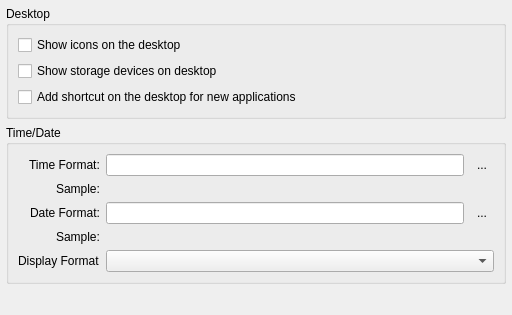
Old version of the form src/settings/config/pages/page_session_options.ui in the repository rodlie/draco.
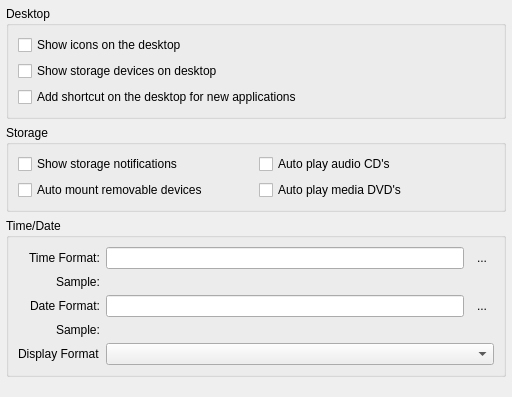
New version of the form.

Commit message: added storage settings

The edit to the form file:
```diff
--- a/src/settings/config/pages/page_session_options.ui
+++ b/src/settings/config/pages/page_session_options.ui
@@ -7,7 +7,7 @@
     <x>0</x>
     <y>0</y>
     <width>512</width>
-    <height>315</height>
+    <height>397</height>
    </rect>
   </property>
   <property name="windowTitle">
@@ -59,6 +59,51 @@
      </layout>
     </widget>
    </item>
+   <item>
+    <widget class="QGroupBox" name="groupBox_3">
+     <property name="title">
+      <string>Storage</string>
+     </property>
+     <layout class="QHBoxLayout" name="horizontalLayout">
+      <item>
+       <layout class="QVBoxLayout" name="verticalLayout_4">
+        <item>
+         <widget class="QCheckBox" name="check_show_storage_notify">
+          <property name="text">
+           <string>Show storage notifications</string>
+          </property>
+         </widget>
+        </item>
+        <item>
+         <widget class="QCheckBox" name="check_automount_storage">
+          <property name="text">
+           <string>Auto mount removable devices</string>
+          </property>
+         </widget>
+        </item>
+       </layout>
+      </item>
+      <item>
+       <layout class="QVBoxLayout" name="verticalLayout_5">
+        <item>
+         <widget class="QCheckBox" name="check_autoplay_storage_cd">
+          <property name="text">
+           <string>Auto play audio CD's</string>
+          </property>
+         </widget>
+        </item>
+        <item>
+         <widget class="QCheckBox" name="check_autoplay_storage_dvd">
+          <property name="text">
+           <string>Auto play media DVD's</string>
+          </property>
+         </widget>
+        </item>
+       </layout>
+      </item>
+     </layout>
+    </widget>
+   </item>
    <item>
     <widget class="QGroupBox" name="groupBox">
      <property name="title">
```
The commit also changes 5 other files.
